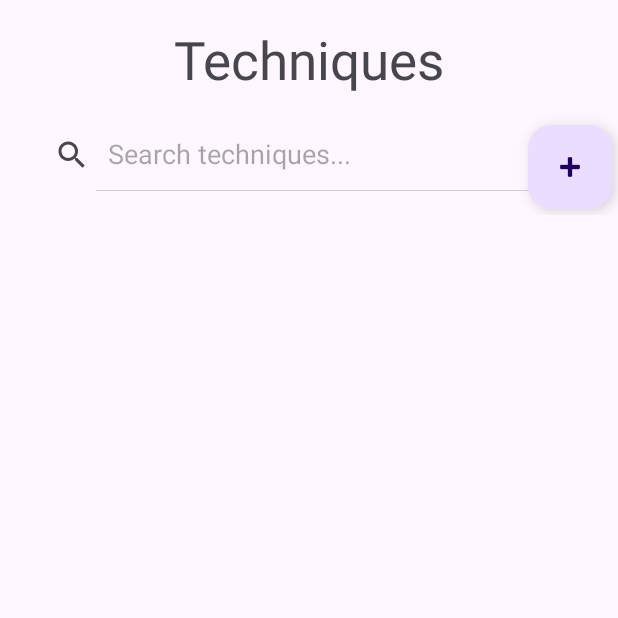
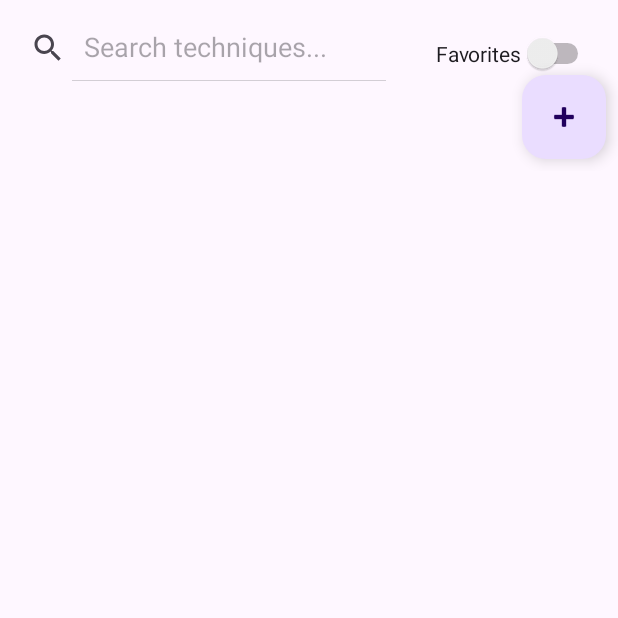
Before and after one commit to CS683/project-cwschoolprojects, an Android app: the screen it shows after launch (MainActivity), on a phone screen of 412 x 824 dp, the top half of it. Run offline under Robolectric (Android 15) with nearby library versions, the phone set to English and light mode, and no system bars; our stand-ins replace Room's generated code; Roboto replaces fonts that are not available here; 7 statements that could not run were skipped.

Commit message:
Adding favorites toggle. Fixing some bugs surrounding search and favorites.

```diff
--- a/Code/app/src/main/java/bu/edu/littledropsoftechniques/fragments/TechniqueListRecycleViewFragment.kt
+++ b/Code/app/src/main/java/bu/edu/littledropsoftechniques/fragments/TechniqueListRecycleViewFragment.kt
@@ -1,5 +1,6 @@
 package bu.edu.littledropsoftechniques.fragments
 
+import android.content.Context
 import android.os.Bundle
 import android.util.Log
 import androidx.fragment.app.Fragment
@@ -23,7 +24,7 @@ import bu.edu.littledropsoftechniques.viewmodels.CurTechniqueViewModel
  * A fragment representing a list of Techniques.
  */
 class TechniqueListRecycleViewFragment : Fragment() {
-//    lateinit var adapter: TechniqueListRecyclerViewAdapter
+    lateinit var techniqueListAdapter: TechniqueListRecyclerViewAdapter
     private var _binding: FragmentTechniqueListRecyclerViewBinding? = null
     private val binding get() = _binding!!
     private var columnCount = 1
@@ -51,6 +52,10 @@ class TechniqueListRecycleViewFragment : Fragment() {
 
     override fun onViewCreated(view: View, savedInstanceState: Bundle?) {
         super.onViewCreated(view, savedInstanceState)
+        var sharedPref = activity?.getSharedPreferences("favoritesOnlyOn", Context.MODE_PRIVATE)
+        var showFavoritesOnly = sharedPref?.getBoolean("favoritesOnlyOn", false)?:false
+
+        binding.favToggle.isChecked = showFavoritesOnly
 
         viewModel =
             ViewModelProvider(requireActivity()).get(CurTechniqueViewModel::class.java)
@@ -63,7 +68,7 @@ class TechniqueListRecycleViewFragment : Fragment() {
                 else -> GridLayoutManager(context, columnCount)
             }
 
-            val techniqueListAdapter = TechniqueListRecyclerViewAdapter(
+            techniqueListAdapter = TechniqueListRecyclerViewAdapter(
                 object : TechniqueListRecyclerViewAdapter.OnTechniqueClickListener {
                     override fun onTechniqueClick(technique: Technique) {
                         viewModel.setCurTechnique(technique)
@@ -73,7 +78,8 @@ class TechniqueListRecycleViewFragment : Fragment() {
             this.adapter = techniqueListAdapter
 
             listViewModel.techniqueList.observe(viewLifecycleOwner, Observer {
-                techniqueListAdapter.replaceItems(it)
+                Log.d("debug", "in observer")
+                techniqueListAdapter.replaceItems(it, showFavoritesOnly, binding.searchTechniques.query.toString())
                 viewModel.initCurTechnique(techniqueListAdapter.getTechnique(0))
             })
 
@@ -85,7 +91,7 @@ class TechniqueListRecycleViewFragment : Fragment() {
         binding.addTechnique.setOnClickListener {
             val action = actionTechniqueListRecycleViewFragmentToAddFragment()
             it.findNavController().navigate(action)
-            Log.d("navigation", "Navigating to add technique page.")
+            //Log.d("navigation", "Navigating to add technique page.")
         }
 
         binding.searchTechniques.setOnQueryTextListener(object : SearchView.OnQueryTextListener {
@@ -98,35 +104,59 @@ class TechniqueListRecycleViewFragment : Fragment() {
                 // calling a method to filter our recycler view.
 
                 val trimmedMsg = msg.trim()
-                filter(trimmedMsg)
+//                filter(trimmedMsg)
+
+                techniqueListAdapter.replaceItems(listViewModel.techniqueList.value, binding.favToggle.isChecked, trimmedMsg)
 
                 return true
             }
         })
-    }
 
-    fun filter(text: String) {
-        // creating a new array list to filter our data.
-        var filteredTechniques: List<Technique> = mutableListOf()
-        val currentTechniques = listViewModel.techniqueList.value
+        binding.favToggle.setOnCheckedChangeListener { _, isChecked ->
+            val editor = sharedPref?.edit()
+            editor?.putBoolean("favoritesOnlyOn", isChecked)
+            editor?.commit()
 
-        if (currentTechniques != null) {
-            // running a for loop to compare elements.
-            for (item in currentTechniques) {
-                Log.d("debug", item.tags.toString())
-                if (text.toString() == "" ||
-                    item.title.lowercase().contains(text.lowercase()) ||
-                    item.tags.toString().lowercase().contains(text.lowercase())) {
-                    filteredTechniques += listOf(item)
-                }
-            }
-        }
-        if (filteredTechniques.isNotEmpty()) {
-            // at last we are passing that filtered
-            // list to our adapter class
-            (binding.techniquelist.adapter as TechniqueListRecyclerViewAdapter?)?.filterList(filteredTechniques)
+            techniqueListAdapter.replaceItems(listViewModel.techniqueList.value, isChecked, binding.searchTechniques.query.toString())
         }
     }
+//
+//    fun filter(text: String) {
+//        // creating a new array list to filter our data.
+//        var filteredTechniques: List<Technique> = mutableListOf()
+//        val currentTechniques = listViewModel.techniqueList.value
+//
+////        listViewModel.techniqueList.observe(viewLifecycleOwner, Observer {
+////            for (item in it) {
+////                if (text == "" ||
+////                    item.title.lowercase().contains(text.lowercase()) ||
+////                    item.tags.toString().lowercase().contains(text.lowercase())) {
+////                    filteredTechniques += listOf(item)
+////                }
+////            }
+////        })
+////        Log.d("debug", "filtered: " + filteredTechniques.toString())
+//
+//        Log.d("debug", "Current techniques (should be fav only)" + currentTechniques.toString())
+//
+//        if (currentTechniques != null) {
+//            // running a for loop to compare elements.
+//            for (item in currentTechniques) {
+//                Log.d("debug", item.tags.toString())
+//                if (text.toString() == "" ||
+//                    item.title.lowercase().contains(text.lowercase()) ||
+//                    item.tags.toString().lowercase().contains(text.lowercase())) {
+//                    filteredTechniques += listOf(item)
+//                }
+//            }
+//        }
+//        if (filteredTechniques.isNotEmpty()) {
+//            // at last we are passing that filtered
+//            // list to our adapter class
+//            Log.d("debug", "Replacing after filtering")
+//            (binding.techniquelist.adapter as TechniqueListRecyclerViewAdapter?)?.replaceItems(filteredTechniques, showFavoritesOnly)
+//        }
+//    }
 
     companion object {
 
--- a/Code/app/src/main/res/layout/fragment_technique_list_recycler_view.xml
+++ b/Code/app/src/main/res/layout/fragment_technique_list_recycler_view.xml
@@ -5,34 +5,35 @@
     android:layout_width="match_parent"
     android:layout_height="match_parent"
     tools:context=".fragments.TechniqueListRecycleViewFragment">
+
+    <androidx.coordinatorlayout.widget.CoordinatorLayout
+        android:layout_width="match_parent"
+        android:layout_height="match_parent">
         <androidx.constraintlayout.widget.ConstraintLayout
             android:layout_width="match_parent"
-        android:layout_height="match_parent">
+            android:layout_height="match_parent"
+            android:layout_marginTop="10dp">
 
-        <TextView
-            android:id="@+id/title"
+            <Switch
+                android:id="@+id/favToggle"
                 android:layout_width="wrap_content"
                 android:layout_height="wrap_content"
-            android:layout_marginTop="16dp"
-            android:text="Techniques"
-            android:textSize="16pt"
-            app:layout_constraintEnd_toEndOf="parent"
-            app:layout_constraintStart_toStartOf="parent"
-            app:layout_constraintTop_toTopOf="parent" />
+                android:layout_marginTop="12dp"
+                android:layout_marginLeft="25dp"
+                android:text="Favorites"
+                app:layout_constraintStart_toEndOf="@+id/searchTechniques"
+                app:layout_constraintTop_toTopOf="@+id/searchTechniques" />
 
             <SearchView
                 android:id="@+id/searchTechniques"
-            android:layout_width="match_parent"
-            android:layout_height="wrap_content"
-            android:layout_marginTop="16dp"
-            android:layout_marginLeft="16dp"
+                android:layout_width="265dp"
+                android:layout_height="44dp"
+                android:layout_marginTop="8dp"
                 android:layout_marginRight="16dp"
+                android:icon="@android:drawable/ic_menu_search"
                 android:iconifiedByDefault="false"
-            android:icon="@android:drawable/ic_menu_search"
                 android:queryHint="Search techniques..."
-            app:layout_constraintEnd_toEndOf="parent"
-            app:layout_constraintStart_toStartOf="parent"
-            app:layout_constraintTop_toBottomOf="@+id/title" />
+                app:layout_constraintStart_toStartOf="parent"/>
 
             <androidx.recyclerview.widget.RecyclerView
                 android:id="@+id/techniquelist"
@@ -48,15 +49,16 @@
                 app:layout_constraintStart_toStartOf="parent"
                 app:layout_constraintTop_toBottomOf="@+id/searchTechniques" />
             />
+        </androidx.constraintlayout.widget.ConstraintLayout>
 
         <com.google.android.material.floatingactionbutton.FloatingActionButton
             android:id="@+id/addTechnique"
             android:layout_width="wrap_content"
             android:layout_height="wrap_content"
-            android:layout_margin="4dp"
-            app:layout_constraintEnd_toEndOf="parent"
-            app:layout_constraintBottom_toBottomOf="parent"
-            app:srcCompat="@android:drawable/ic_input_add" />
-
-    </androidx.constraintlayout.widget.ConstraintLayout>
+            android:layout_marginTop="50dp"
+            android:layout_marginBottom="8dp"
+            android:layout_marginEnd="8dp"
+            android:layout_gravity="bottom|end"
+            android:src="@android:drawable/ic_input_add" />
+    </androidx.coordinatorlayout.widget.CoordinatorLayout>
 </ScrollView>
```
Also changed, not shown: Code/app/src/main/java/bu/edu/littledropsoftechniques/adapters/TechniqueListRecyclerViewAdapter.kt (+40 -9 lines), Code/app/src/main/java/bu/edu/littledropsoftechniques/fragments/AddFragment.kt (+8 -8 lines), Code/app/src/main/java/bu/edu/littledropsoftechniques/fragments/DetailFragment.kt (+5 -5 lines), Code/app/src/main/java/bu/edu/littledropsoftechniques/fragments/EditFragment.kt (deleted, +0 -67 lines). Lines whose indentation alone changed are shown as unchanged.
